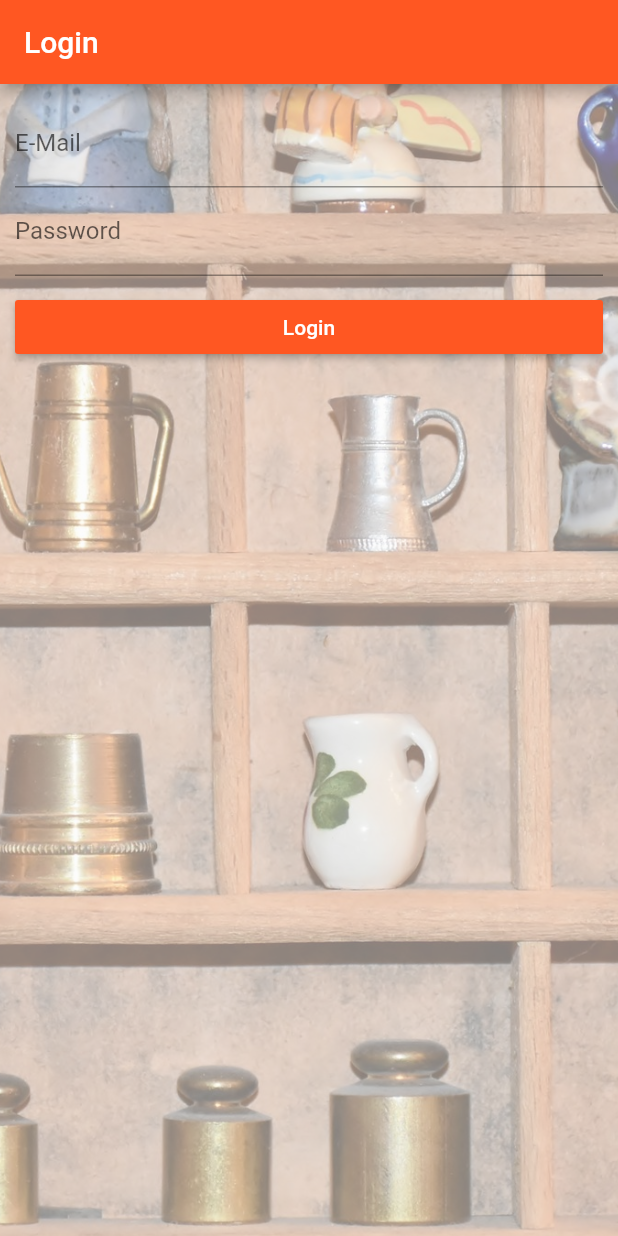
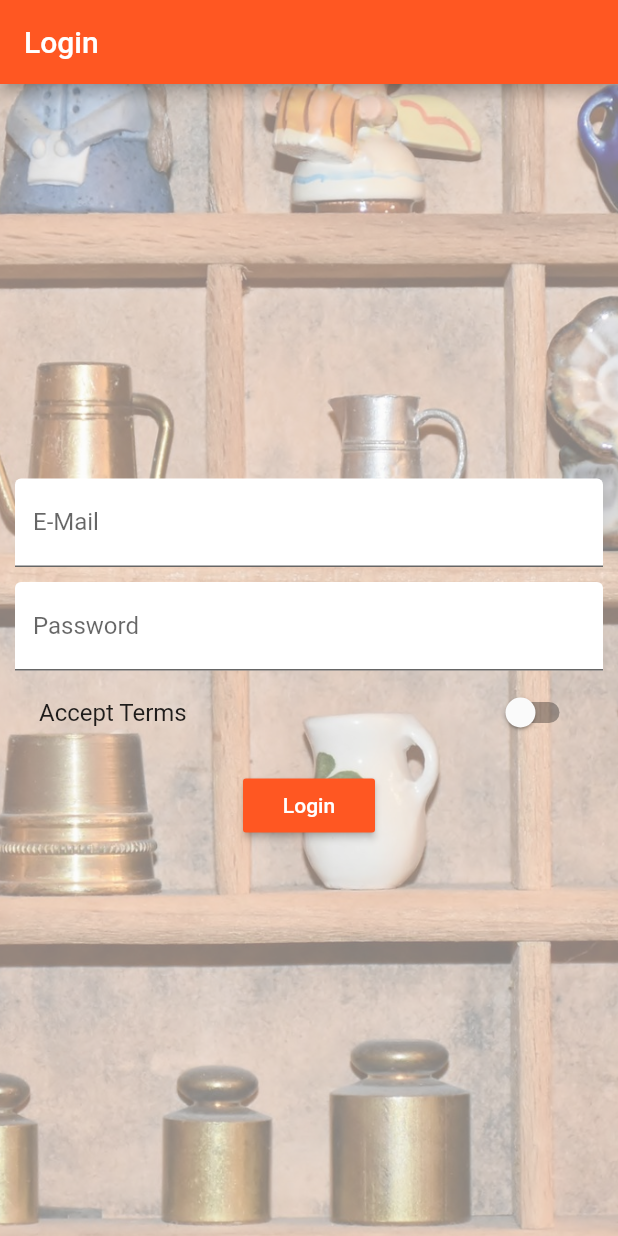
Before and after one commit to abhilashkr31/flutter_course, a Flutter app: the screen it shows after launch, on a phone screen of 412 x 824 dp. Run offline on Flutter 3.47's test engine with Material 2 defaults, Android fonts, the phone set to English and light mode, and no system bars.

Commit message:
product-manager: Add switch to authorization page
Added accept terms switch and centered the input field
on the AuthPage.

```diff
--- a/lib/pages/auth.dart
+++ b/lib/pages/auth.dart
@@ -10,6 +10,7 @@ class AuthPage extends StatefulWidget {
 class _AuthPageState extends State<AuthPage> {
   String _emailValue;
   String _passwordValue;
+  bool _acceptTerms = false;
 
   @override
   Widget build(BuildContext context) {
@@ -27,10 +28,15 @@ class _AuthPageState extends State<AuthPage> {
           ),
         ),
         padding: EdgeInsets.all(10.0),
-        child: ListView(
+        child: Center(
+          child: SingleChildScrollView(
+            child: Column(
               children: <Widget>[
                 TextField(
-              decoration: InputDecoration(labelText: "E-Mail"),
+                  decoration: InputDecoration(
+                      labelText: "E-Mail",
+                      filled: true,
+                      fillColor: Colors.white),
                   keyboardType: TextInputType.emailAddress,
                   onChanged: (String value) {
                     setState(() {
@@ -38,14 +44,27 @@ class _AuthPageState extends State<AuthPage> {
                     });
                   },
                 ),
+                SizedBox(height: 10.0),
                 TextField(
-              decoration: InputDecoration(labelText: "Password"),
+                  decoration: InputDecoration(
+                      labelText: "Password",
+                      filled: true,
+                      fillColor: Colors.white),
                   obscureText: true,
                   onChanged: (String value) {
                     setState(() {
                       _passwordValue = value;
                     });
                   },
+                ),
+                SwitchListTile(
+                  value: _acceptTerms,
+                  onChanged: (bool value) {
+                    setState(() {
+                      _acceptTerms = value;
+                    });
+                  },
+                  title: Text("Accept Terms"),
                 ),
                 SizedBox(height: 10.0),
                 RaisedButton(
@@ -61,6 +80,8 @@ class _AuthPageState extends State<AuthPage> {
               ],
             ),
           ),
+        ),
+      ),
     );
   }
 }
```
Lines whose indentation alone changed are shown as unchanged.
